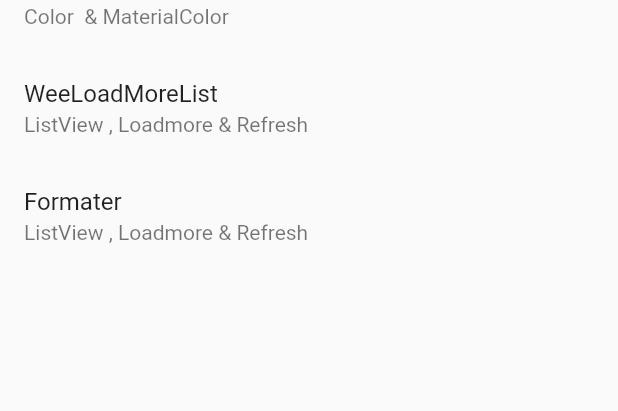
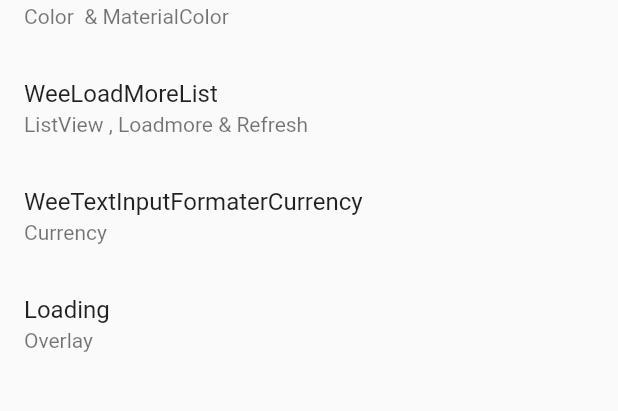
Before and after one commit to hengkysteen/wee_kit, a Flutter app: the screen it shows after launch, on a phone screen of 412 x 824 dp, the part 138-549 px from its top. Run offline on Flutter 3.47's test engine with Material 2 defaults, Android fonts, the phone set to English and light mode, and no system bars.

Commit message:
refactoring example

```diff
--- a/example/lib/pages/formater.dart
+++ b/example/lib/pages/formater.dart
@@ -15,7 +15,7 @@ class FormaterPage extends StatelessWidget {
           keyboardType: TextInputType.number,
           inputFormatters: [
             FilteringTextInputFormatter.digitsOnly,
-          WeeTextInputFormaterCurrency(locale, symbol: symbol, decimalDigits: decimalDigits),
+            WeeTextInputFormaterCurrency(locale, symbol: symbol, decimalDigits: decimalDigits),
           ],
         ),
       ),
@@ -25,7 +25,7 @@ class FormaterPage extends StatelessWidget {
   @override
   Widget build(BuildContext context) {
     return Scaffold(
-      appBar: AppBar(title: const Text("WeeColor")),
+      appBar: AppBar(title: const Text("WeeTextInputFormaterCurrency")),
       body: ListView(
         padding: const EdgeInsets.all(10),
         children: [
--- a/example/lib/pages/home.dart
+++ b/example/lib/pages/home.dart
@@ -3,6 +3,7 @@ import 'package:example/pages/formater.dart';
 import 'package:flutter/material.dart';
 import 'package:wee_kit/wee_kit.dart';
 
+import 'loading.dart';
 import 'loadmore.dart';
 
 class HomePage extends StatelessWidget {
@@ -27,9 +28,14 @@ class HomePage extends StatelessWidget {
             onTap: () => WeeNavigate.to(context, const LoadMorePage()),
           ),
           ListTile(
-            title: const Text("Formater"),
-            subtitle: const Text("ListView , Loadmore & Refresh"),
+            title: const Text("WeeTextInputFormaterCurrency"),
+            subtitle: const Text("Currency"),
             onTap: () => WeeNavigate.to(context, const FormaterPage()),
+          ),
+          ListTile(
+            title: const Text("Loading"),
+            subtitle: const Text("Overlay"),
+            onTap: () => WeeNavigate.to(context, const LoadingPage()),
           )
         ],
       ),
```
Also changed, not shown: example/lib/pages/color.dart (+3 -5 lines).
